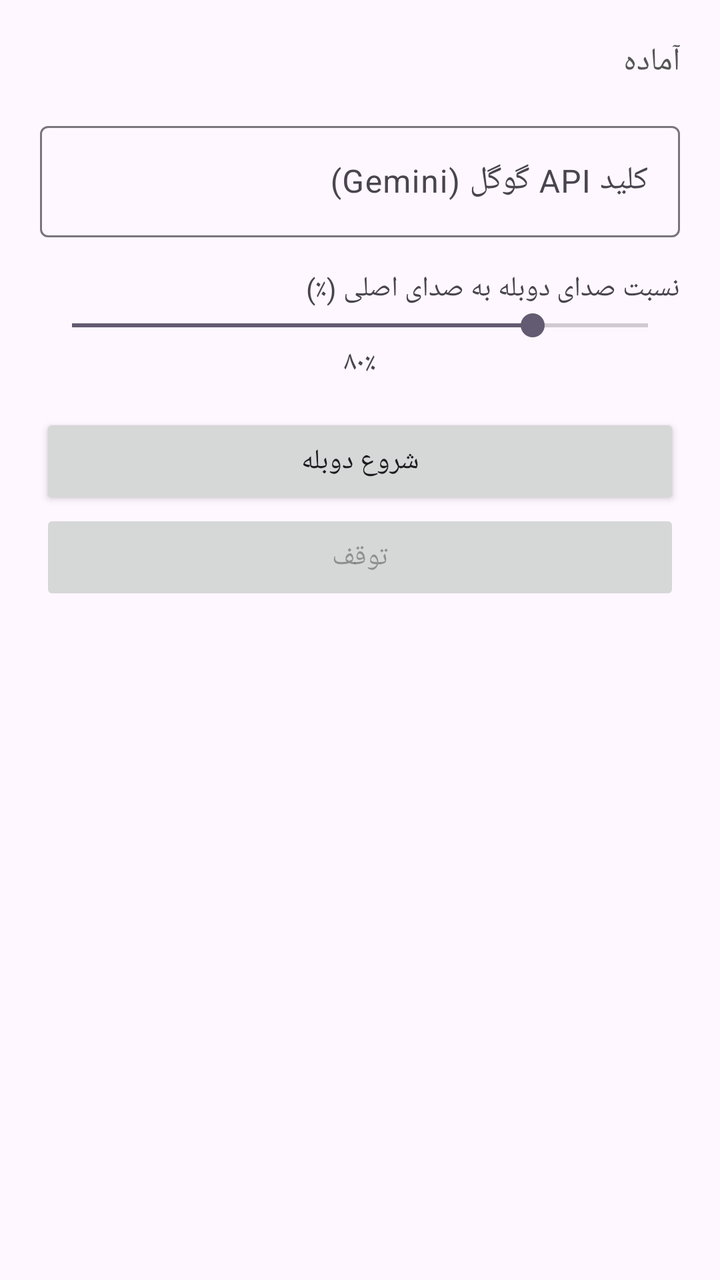
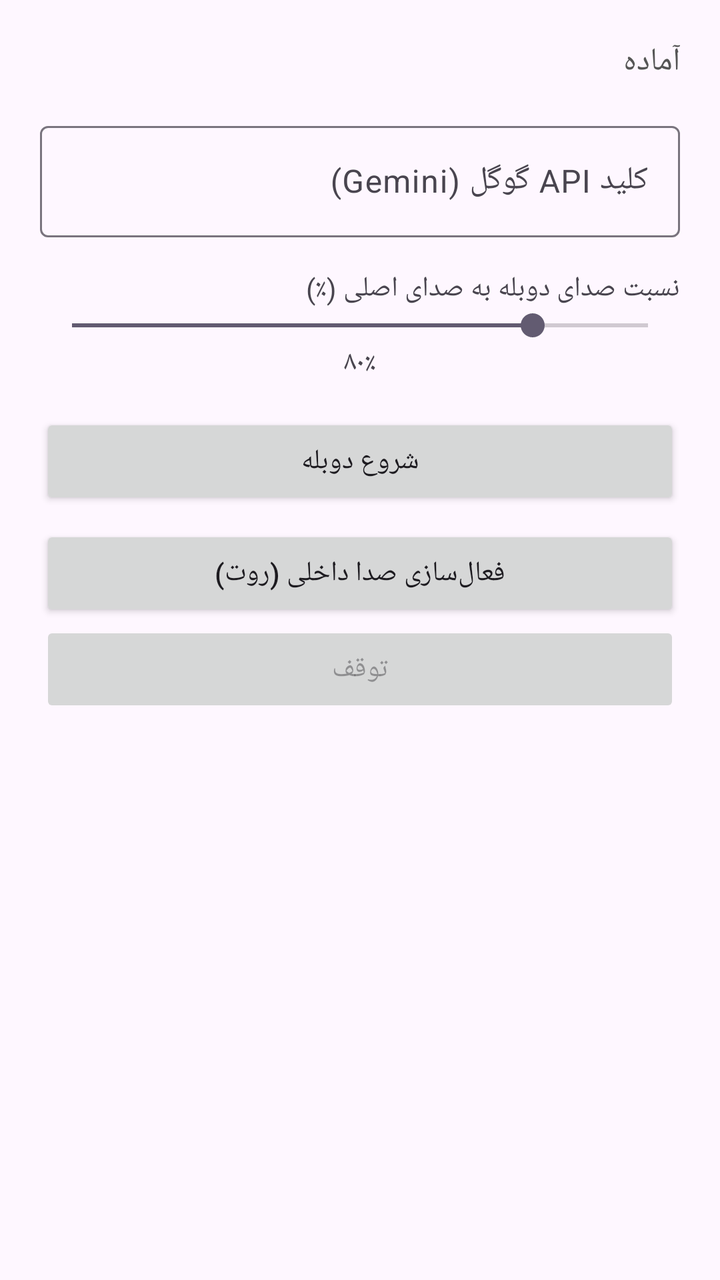

An Android layout rendered at two revisions. The XML below is the earlier revision; the diff shows what the commit changed to produce the second picture.
<!-- AndroidManifest.xml: application theme Theme.LiveDub -->
<!-- res/layout/activity_main.xml -->
<?xml version="1.0" encoding="utf-8"?>
<ScrollView xmlns:android="http://schemas.android.com/apk/res/android"
    android:layout_width="match_parent"
    android:layout_height="match_parent"
    android:padding="20dp"
    android:fillViewport="true">

    <LinearLayout
        android:layout_width="match_parent"
        android:layout_height="wrap_content"
        android:orientation="vertical">

        <TextView
            android:id="@+id/statusText"
            android:layout_width="match_parent"
            android:layout_height="wrap_content"
            android:textSize="16sp"
            android:textColor="#555555"
            android:text="آماده" />

        <com.google.android.material.textfield.TextInputLayout
            android:layout_width="match_parent"
            android:layout_height="wrap_content"
            android:hint="کلید API گوگل (Gemini)"
            android:layout_marginTop="16dp">

            <com.google.android.material.textfield.TextInputEditText
                android:id="@+id/apiKeyInput"
                android:layout_width="match_parent"
                android:layout_height="wrap_content"
                android:inputType="textPassword"
                android:singleLine="true" />
        </com.google.android.material.textfield.TextInputLayout>

        <TextView
            android:layout_width="match_parent"
            android:layout_height="wrap_content"
            android:layout_marginTop="16dp"
            android:text="نسبت صدای دوبله به صدای اصلی (٪)" />

        <SeekBar
            android:id="@+id/dubVolumeBar"
            android:layout_width="match_parent"
            android:layout_height="wrap_content"
            android:max="100"
            android:progress="80" />

        <TextView
            android:id="@+id/volumeLabel"
            android:layout_width="match_parent"
            android:layout_height="wrap_content"
            android:text="۸۰٪"
            android:gravity="center" />

        <Button
            android:id="@+id/startBtn"
            android:layout_width="match_parent"
            android:layout_height="wrap_content"
            android:layout_marginTop="16dp"
            android:text="@string/start" />

        <Button
            android:id="@+id/stopBtn"
            android:layout_width="match_parent"
            android:layout_height="wrap_content"
            android:enabled="false"
            android:text="@string/stop" />
    </LinearLayout>
</ScrollView>
<!-- resources referenced by this layout -->
<resources>
  <string name="start">شروع دوبله</string>
  <string name="stop">توقف</string>
  <style name="Theme.LiveDub" parent="Theme.Material3.DayNight.NoActionBar">
          <item name="colorPrimary">#6750A4</item>
      </style>
</resources>

<!-- the commit's change to res/layout/activity_main.xml (unified diff, before → after) -->
@@ -60,6 +60,13 @@
             android:text="@string/start" />
 
         <Button
+            android:id="@+id/rootBtn"
+            android:layout_width="match_parent"
+            android:layout_height="wrap_content"
+            android:layout_marginTop="8dp"
+            android:text="فعال‌سازی صدا داخلی (روت)" />
+
+        <Button
             android:id="@+id/stopBtn"
             android:layout_width="match_parent"
             android:layout_height="wrap_content"
